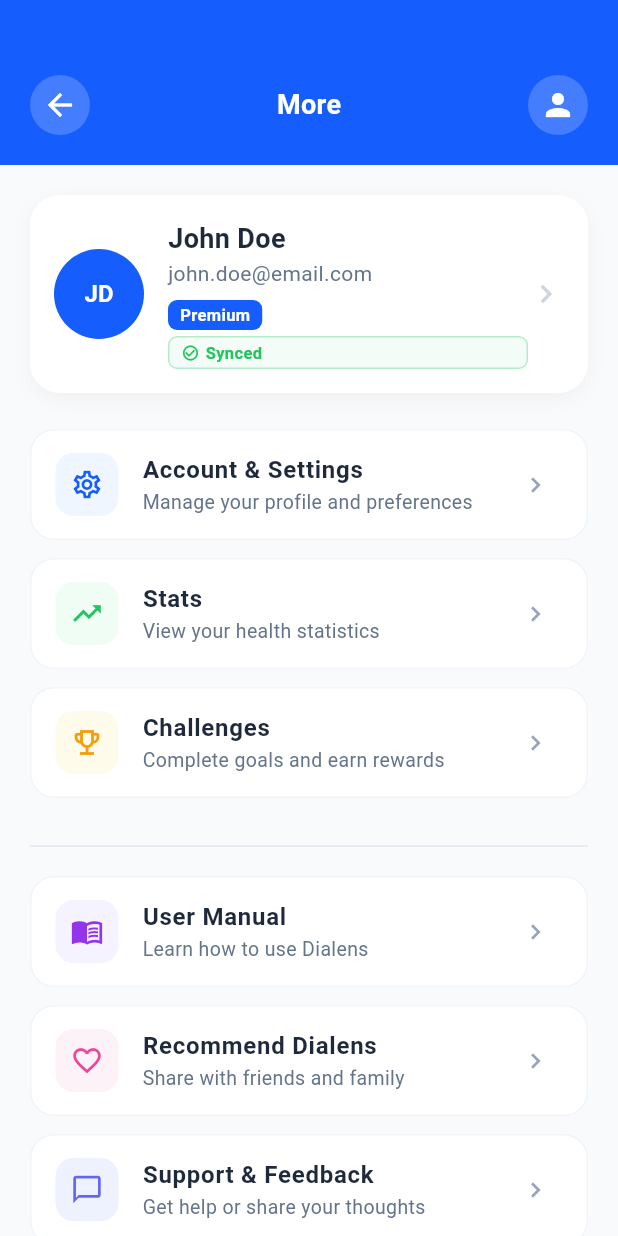
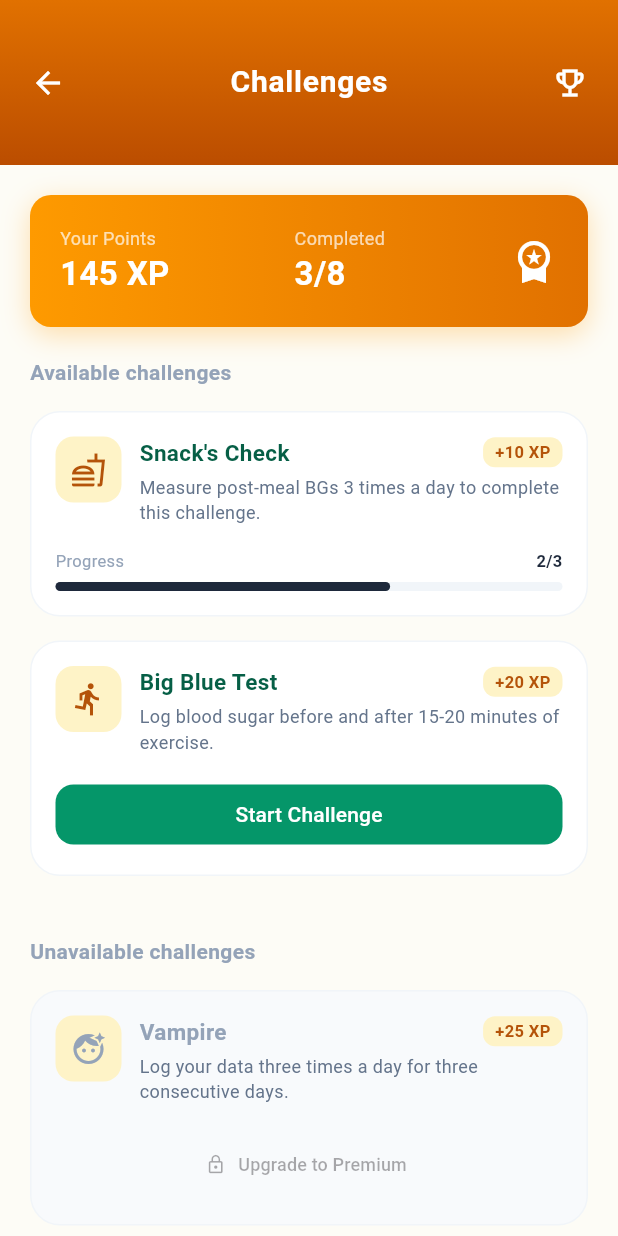
Before and after one commit to IsmailCoder366/Dialens, a Flutter app: the MoreScreen screen opened directly, after a tap on "Challenges", on a phone screen of 412 x 824 dp. Run offline on Flutter 3.47's test engine with Material 3 defaults, Android fonts, the phone set to English and light mode, and no system bars; our stand-ins replace fl_chart.

Commit message:
challenges screen created

```diff
--- a/lib/core/utils/app_router.dart
+++ b/lib/core/utils/app_router.dart
@@ -1,11 +1,11 @@
+import 'package:dialens/features/challenges/screens/challenge_screen.dart';
 import 'package:dialens/features/onboarding/screens/onboarding_profile_screen.dart';
 import 'package:dialens/features/profile/screens/account_and_settings.dart';
-import 'package:dialens/features/profile/screens/state_screen.dart';
 import 'package:flutter/material.dart';
 import '../../features/auth/screens/signin_screen.dart';
 import '../../features/auth/screens/signup_screen.dart';
-import '../../features/home/presentation/screens/home_screen.dart';
 import '../../features/home/presentation/screens/main_wrapper.dart';
+import '../../features/stat/screens/state_screen.dart';
 import '../../splash.dart';
 import 'app_routes_names.dart';
 import '../../features/welcome/screens/welcome_screen.dart';
@@ -37,6 +37,9 @@ class AppRouter {
       case AppRouteNames.stat:
         return MaterialPageRoute(builder: (_) => const StatsScreen());
 
+      case AppRouteNames.challenges:
+        return MaterialPageRoute(builder: (_) => const ChallengesScreen());
+
       default:
         return MaterialPageRoute(
           builder: (_) => Scaffold(
--- a/lib/core/utils/app_routes_names.dart
+++ b/lib/core/utils/app_routes_names.dart
@@ -15,4 +15,5 @@ class AppRouteNames {
   static const String more = '/more';
   static const String account_settings = '/account settings';
   static const String stat = '/stat';
+  static const String challenges = '/challenges';
 }
--- /dev/null
+++ b/lib/features/challenges/screens/challenge_screen.dart
@@ -0,0 +1,146 @@
+import 'package:dialens/features/challenges/widgets/challenges_app_bar.dart';
+import 'package:flutter/material.dart';
+import '../widgets/challenge_card.dart';
+
+class ChallengesScreen extends StatelessWidget {
+  const ChallengesScreen({super.key});
+
+  @override
+  Widget build(BuildContext context) {
+
+    return Scaffold(
+      backgroundColor: const Color(0xFFFDFCF6), // Slight cream tint from image
+      appBar: ChallengesAppBar(),
+      body: SingleChildScrollView(
+        child: Column(
+          children: [
+            ///  --- XP SUMMARY HEADER ---
+            Container(
+              margin: const EdgeInsets.all(20),
+              padding: const EdgeInsets.all(20),
+              decoration: BoxDecoration(
+                gradient: const LinearGradient(colors: [Color(0xFFFE9A00), Color(0xFFE17100)]),
+                borderRadius: BorderRadius.circular(14),
+                boxShadow: [BoxShadow(color: Colors.orange.withOpacity(0.3), blurRadius: 15, offset: const Offset(0, 5))],
+              ),
+              child: Row(
+                children: [
+                  Column(
+                    crossAxisAlignment: CrossAxisAlignment.start,
+                    children: const [
+                      Text("Your Points", style: TextStyle(color: Colors.white70, fontSize: 12)),
+                      Text("145 XP", style: TextStyle(color: Colors.white, fontSize: 22, fontWeight: FontWeight.bold)),
+                    ],
+                  ),
+                  const Spacer(),
+                  Column(
+                    crossAxisAlignment: CrossAxisAlignment.start,
+                    children: const [
+                      Text("Completed", style: TextStyle(color: Colors.white70, fontSize: 12)),
+                      Text("3/8", style: TextStyle(color: Colors.white, fontSize: 22, fontWeight: FontWeight.bold)),
+                    ],
+                  ),
+                  const Spacer(),
+                  const Icon(Icons.workspace_premium, color: Colors.white, size: 32),
+                ],
+              ),
+            ),
+
+            Padding(
+              padding: const EdgeInsets.symmetric(horizontal: 20),
+              child: Column(
+                crossAxisAlignment: CrossAxisAlignment.start,
+                children: [
+                  const Text("Available challenges", style: TextStyle(color: Color(0xFF94A3B8), fontWeight: FontWeight.bold)),
+                  const SizedBox(height: 16),
+
+                  const ChallengeCard(
+                    title: "Snack's Check",
+                    description: "Measure post-meal BGs 3 times a day to complete this challenge.",
+                    xp: "+10 XP",
+                    progress: 0.66,
+                    progressText: "2/3",
+                    icon: Icon(Icons.fastfood_outlined, color: Color(0xFFB45309)),
+                  ),
+
+                  ChallengeCard(
+                    title: "Big Blue Test",
+                    description: "Log blood sugar before and after 15-20 minutes of exercise.",
+                    xp: "+20 XP",
+                    icon: const Icon(Icons.directions_run, color: Color(0xFFB45309)),
+                    onTap: () {},
+                  ),
+
+                  const SizedBox(height: 24),
+                  const Text("Unavailable challenges", style: TextStyle(color: Color(0xFF94A3B8), fontWeight: FontWeight.bold)),
+                  const SizedBox(height: 16),
+
+                  const ChallengeCard(
+                    title: "Vampire",
+                    description: "Log your data three times a day for three consecutive days.",
+                    xp: "+25 XP",
+                    isLocked: true,
+                    icon: Icon(Icons.face_retouching_natural, color: Color(0xFF94A3B8)),
+                  ),
+
+                  // --- UPGRADE BANNER ---
+                  Container(
+                    margin: const EdgeInsets.only(top: 20, bottom: 40),
+                    padding: const EdgeInsets.all(24),
+                    decoration: BoxDecoration(
+                      borderRadius: BorderRadius.circular(24),
+                      border: Border.all(color: const Color(0xFFFEF3C7)),
+                      gradient: LinearGradient(
+                        colors: [Colors.white, const Color(0xFFFFFBEB)],
+                        begin: Alignment.topCenter,
+                        end: Alignment.bottomCenter,
+                      ),
+                    ),
+                    child: Column(
+                      children: [
+                        Container(
+                          padding: const EdgeInsets.all(12),
+                          decoration: const BoxDecoration(
+                            gradient: LinearGradient(colors: [Colors.orange, Colors.purple]),
+                            shape: BoxShape.circle,
+                          ),
+                          child: const Icon(Icons.workspace_premium, color: Colors.white),
+                        ),
+                        const SizedBox(height: 16),
+                        const Text("Unlock All Challenges", style: TextStyle(fontWeight: FontWeight.bold, fontSize: 16)),
+                        const SizedBox(height: 8),
+                        const Text(
+                          "Get Premium to access all challenges, earn more rewards, and track your progress.",
+                          textAlign: TextAlign.center,
+                          style: TextStyle(color: Color(0xFF64748B), fontSize: 13),
+                        ),
+                        const SizedBox(height: 20),
+                        Container(
+                          width: double.infinity,
+                          height: 50,
+                          decoration: BoxDecoration(
+                            borderRadius: BorderRadius.circular(16),
+                            gradient: const LinearGradient(colors: [Colors.orange, Colors.purple]),
+                          ),
+                          child: ElevatedButton(
+                            onPressed: () {},
+                            style: ElevatedButton.styleFrom(
+                              backgroundColor: Colors.transparent,
+                              shadowColor: Colors.transparent,
+                              shape: RoundedRectangleBorder(borderRadius: BorderRadius.circular(16)),
+                            ),
+                            child: const Text("Upgrade to Premium", style: TextStyle(color: Colors.white, fontWeight: FontWeight.bold)),
+                          ),
+                        )
+                      ],
+                    ),
+                  ),
+                ],
+              ),
+            ),
+          ],
+        ),
+      ),
+    );
+  }
+}
--- /dev/null
+++ b/lib/features/challenges/widgets/challenge_card.dart
@@ -0,0 +1,127 @@
+import 'package:flutter/material.dart';
+
+class ChallengeCard extends StatelessWidget {
+  final String title;
+  final String description;
+  final String xp;
+  final Widget icon;
+  final bool isLocked;
+  final double? progress; // 0.0 to 1.0
+  final String? progressText;
+  final VoidCallback? onTap;
+
+  const ChallengeCard({
+    super.key,
+    required this.title,
+    required this.description,
+    required this.xp,
+    required this.icon,
+    this.isLocked = false,
+    this.progress,
+    this.progressText,
+    this.onTap,
+  });
+
+  @override
+  Widget build(BuildContext context) {
+    return Container(
+      margin: const EdgeInsets.only(bottom: 16),
+      padding: const EdgeInsets.all(16),
+      decoration: BoxDecoration(
+        color: isLocked ? const Color(0xFFF8FAFC) : Colors.white,
+        borderRadius: BorderRadius.circular(20),
+        border: Border.all(color: const Color(0xFFF1F5F9)),
+      ),
+      child: Column(
+        crossAxisAlignment: CrossAxisAlignment.start,
+        children: [
+          Row(
+            crossAxisAlignment: CrossAxisAlignment.start,
+            children: [
+              Container(
+                padding: const EdgeInsets.all(10),
+                decoration: BoxDecoration(
+                  color: const Color(0xFFFEF3C7),
+                  borderRadius: BorderRadius.circular(12),
+                ),
+                child: icon,
+              ),
+              const SizedBox(width: 12),
+              Expanded(
+                child: Column(
+                  crossAxisAlignment: CrossAxisAlignment.start,
+                  children: [
+                    Row(
+                      mainAxisAlignment: MainAxisAlignment.spaceBetween,
+                      children: [
+                        Text(title, style: TextStyle(
+                            fontWeight: FontWeight.bold,
+                            fontSize: 15,
+                            color: isLocked ? const Color(0xFF94A3B8) : const Color(0xFF065F46)
+                        )),
+                        Container(
+                          padding: const EdgeInsets.symmetric(horizontal: 8, vertical: 2),
+                          decoration: BoxDecoration(
+                            color: const Color(0xFFFEF3C7),
+                            borderRadius: BorderRadius.circular(8),
+                          ),
+                          child: Text(xp, style: const TextStyle(color: Color(0xFFB45309), fontSize: 11, fontWeight: FontWeight.bold)),
+                        ),
+                      ],
+                    ),
+                    const SizedBox(height: 4),
+                    Text(description, style: const TextStyle(color: Color(0xFF64748B), fontSize: 12, height: 1.4)),
+                  ],
+                ),
+              ),
+            ],
+          ),
+          if (progress != null) ...[
+            const SizedBox(height: 16),
+            Row(
+              children: [
+                const Text("Progress", style: TextStyle(color: Color(0xFF94A3B8), fontSize: 11)),
+                const Spacer(),
+                Text(progressText ?? "", style: const TextStyle(color: Color(0xFF1E293B), fontSize: 11, fontWeight: FontWeight.bold)),
+              ],
+            ),
+            const SizedBox(height: 6),
+            LinearProgressIndicator(
+              value: progress,
+              backgroundColor: const Color(0xFFF1F5F9),
+              color: const Color(0xFF1E293B),
+              minHeight: 6,
+              borderRadius: BorderRadius.circular(10),
+            ),
+          ],
+          if (!isLocked && progress == null) ...[
+            const SizedBox(height: 16),
+            SizedBox(
+              width: double.infinity,
+              child: ElevatedButton(
+                onPressed: onTap,
+                style: ElevatedButton.styleFrom(
+                  backgroundColor: const Color(0xFF059669),
+                  foregroundColor: Colors.white,
+                  elevation: 0,
+                  shape: RoundedRectangleBorder(borderRadius: BorderRadius.circular(12)),
+                ),
+                child: const Text("Start Challenge"),
+              ),
+            ),
+          ],
+          if (isLocked) ...[
+            const SizedBox(height: 16),
+            Center(
+              child: TextButton.icon(
+                onPressed: null,
+                icon: const Icon(Icons.lock_outline, size: 14),
+                label: const Text("Upgrade to Premium", style: TextStyle(fontSize: 12)),
+              ),
+            )
+          ]
+        ],
+      ),
+    );
+  }
+}
--- /dev/null
+++ b/lib/features/challenges/widgets/challenges_app_bar.dart
@@ -0,0 +1,70 @@
+import 'package:flutter/material.dart';
+
+class ChallengesAppBar extends StatelessWidget implements PreferredSizeWidget {
+  final String title;
+  final double height;
+  final VoidCallback? onBackPress;
+
+  const ChallengesAppBar({
+    super.key,
+    this.title = "Challenges",
+    this.height = 110.0, // Custom height to accommodate the rounded corners
+    this.onBackPress,
+  });
+
+  @override
+  Size get preferredSize => Size.fromHeight(height);
+
+  @override
+  Widget build(BuildContext context) {
+    /// Gradient Colors
+    const Color startColor = Color(0xFFE17100);
+    const Color endColor = Color(0xFFBB4D00);
+
+    return Container(
+      padding: EdgeInsets.only(top: MediaQuery.of(context).padding.top),
+      decoration: const BoxDecoration(
+        gradient: LinearGradient(
+          begin: Alignment.topCenter,
+          end: Alignment.bottomCenter,
+          colors: [startColor, endColor],
+        ),
+      ),
+      child: Column(
+        mainAxisAlignment: MainAxisAlignment.center,
+        children: [
+          Padding(
+            padding: const EdgeInsets.symmetric(horizontal: 8, vertical: 8),
+            child: Row(
+              mainAxisAlignment: MainAxisAlignment.spaceBetween,
+              children: [
+                // Back Button
+                IconButton(
+                  icon: const Icon(Icons.arrow_back, color: Colors.white),
+                  onPressed: onBackPress ?? () => Navigator.pop(context),
+                ),
+                // Title
+                Text(
+                  title,
+                  style: const TextStyle(
+                    color: Colors.white,
+                    fontSize: 20,
+                    fontWeight: FontWeight.bold,
+                    letterSpacing: 0.5,
+                  ),
+                ),
+                // Trophy/Achievement Icon
+                IconButton(
+                  icon: const Icon(Icons.emoji_events_outlined, color: Colors.white),
+                  onPressed: () {
+                    // Navigate to achievements or rankings
+                  },
+                ),
+              ],
+            ),
+          ),
+        ],
+      ),
+    );
+  }
+}
--- a/lib/features/profile/screens/more_screens.dart
+++ b/lib/features/profile/screens/more_screens.dart
@@ -78,7 +78,9 @@ class MoreScreen extends StatelessWidget {
                   iconBgColor: const Color(0xFFFFFBEB),
                   title: "Challenges",
                   subtitle: "Complete goals and earn rewards",
-                  onTap: () {},
+                  onTap: () {
+                    Navigator.pushNamed(context, AppRouteNames.challenges);
+                  },
                 ),
 
                 const Padding(
--- a/lib/features/profile/screens/tabs/account_tab.dart
+++ b/lib/features/profile/screens/tabs/account_tab.dart
@@ -1,6 +1,6 @@
 import 'package:flutter/material.dart';
-import '../../widgets/action_card.dart';
-import '../../widgets/primary_button.dart';
+import '../../../stat/widgets/action_card.dart';
+import '../../../../core/widgets/primary_button.dart';
 
 class AccountTab extends StatelessWidget {
   const AccountTab({super.key});
--- a/lib/features/profile/screens/tabs/settings_tab.dart
+++ b/lib/features/profile/screens/tabs/settings_tab.dart
@@ -1,5 +1,5 @@
 import 'package:flutter/material.dart';
-import '../../widgets/action_card.dart';
+import '../../../stat/widgets/action_card.dart';
 
 class SettingsTab extends StatelessWidget {
   const SettingsTab({super.key});
--- a/lib/features/profile/screens/tabs/therapy_tab.dart
+++ b/lib/features/profile/screens/tabs/therapy_tab.dart
@@ -1,5 +1,5 @@
 import 'package:flutter/material.dart';
-import '../../widgets/action_card.dart';
+import '../../../stat/widgets/action_card.dart';
 
 class TherapyTab extends StatelessWidget {
   const TherapyTab({super.key});
--- a/lib/features/profile/screens/state_screen.dart
+++ b/lib/features/stat/screens/state_screen.dart
@@ -1,7 +1,7 @@
 import 'package:flutter/material.dart';
+import '../../../core/widgets/primary_button.dart';
 import '../widgets/action_card.dart';
 import '../widgets/custom_app_bar.dart';
-import '../widgets/primary_button.dart';
 import '../widgets/state_grid_card.dart';
 
 class StatsScreen extends StatelessWidget {
```
Also changed, not shown: lib/core/widgets/primary_button.dart (renamed from lib/features/profile/widgets/primary_button.dart), lib/features/stat/widgets/action_card.dart (renamed from lib/features/profile/widgets/action_card.dart), lib/features/stat/widgets/custom_app_bar.dart (renamed from lib/features/profile/widgets/custom_app_bar.dart), lib/features/stat/widgets/state_grid_card.dart (renamed from lib/features/profile/widgets/state_grid_card.dart).
